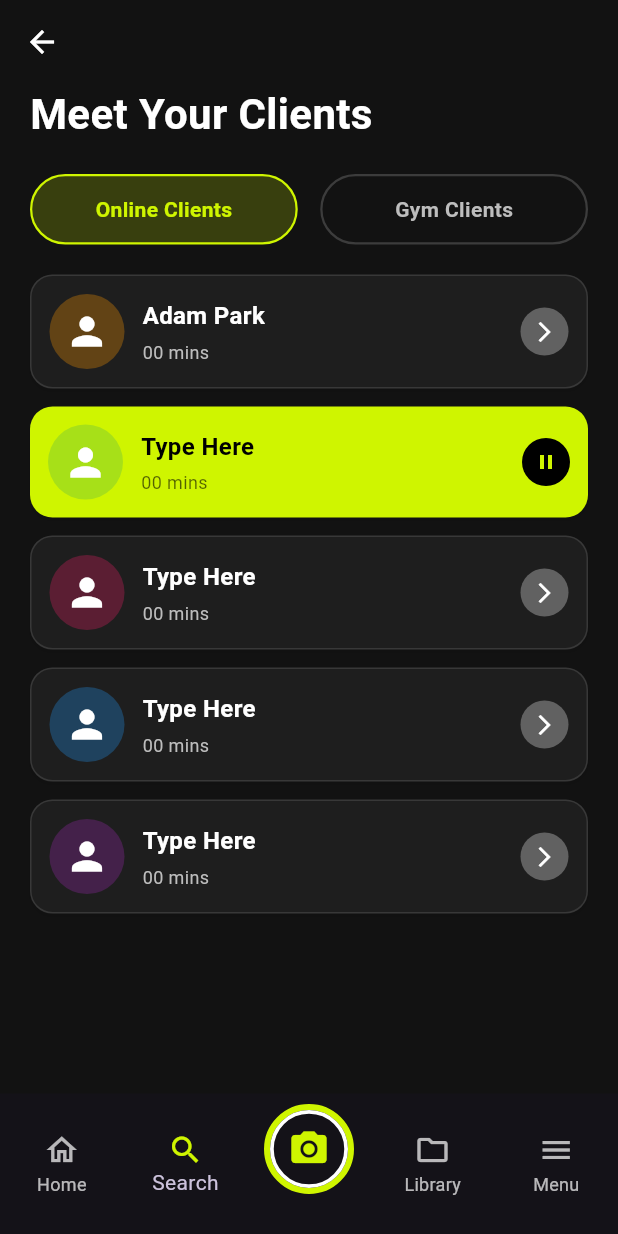
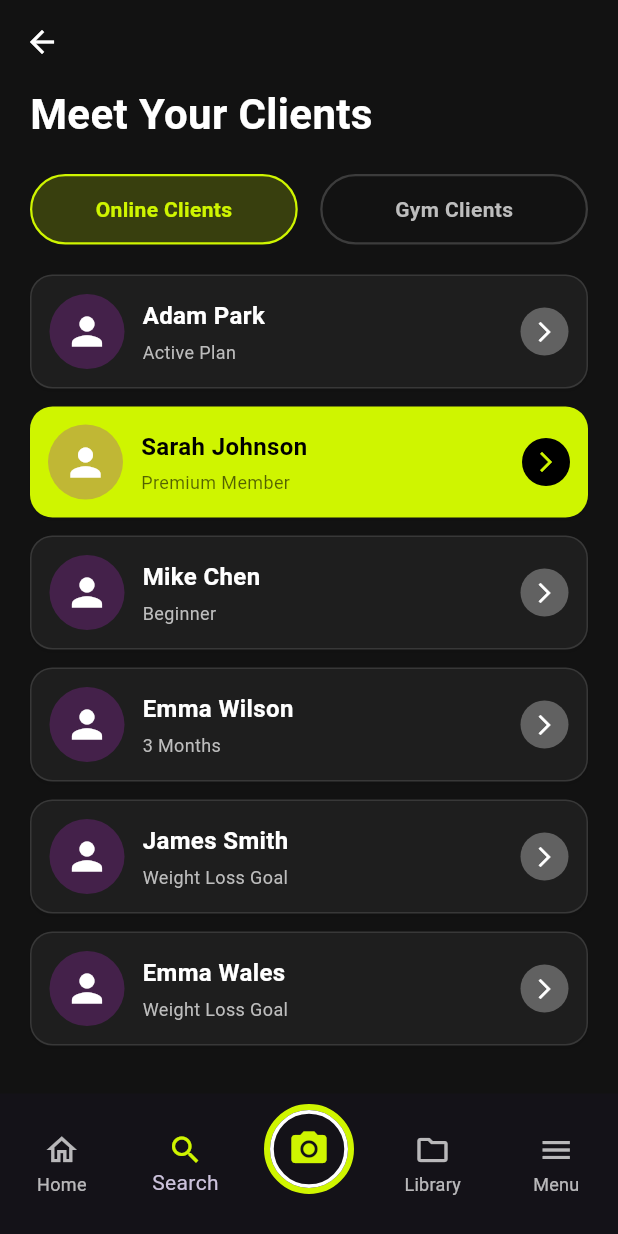
Before and after one commit to REPZ-AR/repz-ar, a Flutter app: the screen it shows after launch, item 2 of the bottom bar chosen, on a phone screen of 412 x 824 dp. Run offline on Flutter 3.47's test engine with Material 3 defaults, Android fonts, the phone set to English and light mode, and no system bars; our stand-ins replace camera; missing offline and left inert: google_mlkit_commons, google_mlkit_object_detection, google_mlkit_pose_detection.

Commit message:
Refactor Code

```diff
--- a/repz/lib/views/client_management.dart
+++ b/repz/lib/views/client_management.dart
@@ -131,9 +131,9 @@ class _ClientManagementPageState extends State<ClientManagementPage> {
                 // First Client - Adam Park
                 _buildClientCard(
                   name: 'Adam Park',
-                  time: '00 mins',
+                  subtitle: 'Active Plan',
                   isHighlighted: false,
-                  avatarColor: Colors.orange,
+                  avatarColor: Colors.purple,
                   cardColor: cardColor,
                   textColor: textColor,
                   secondaryTextColor: secondaryTextColor,
@@ -143,10 +143,10 @@ class _ClientManagementPageState extends State<ClientManagementPage> {
 
                 // Second Client - Highlighted
                 _buildClientCard(
-                  name: 'Type Here',
-                  time: '00 mins',
+                  name: 'Sarah Johnson',
+                  subtitle: 'Premium Member',
                   isHighlighted: true,
-                  avatarColor: Colors.green,
+                  avatarColor: Colors.purple,
                   cardColor: cardColor,
                   textColor: textColor,
                   secondaryTextColor: secondaryTextColor,
@@ -156,10 +156,10 @@ class _ClientManagementPageState extends State<ClientManagementPage> {
 
                 // Remaining Clients
                 _buildClientCard(
-                  name: 'Type Here',
-                  time: '00 mins',
+                  name: 'Mike Chen',
+                  subtitle: 'Beginner',
                   isHighlighted: false,
-                  avatarColor: Colors.pink,
+                  avatarColor: Colors.purple,
                   cardColor: cardColor,
                   textColor: textColor,
                   secondaryTextColor: secondaryTextColor,
@@ -168,10 +168,10 @@ class _ClientManagementPageState extends State<ClientManagementPage> {
                 const SizedBox(height: 12),
 
                 _buildClientCard(
-                  name: 'Type Here',
-                  time: '00 mins',
+                  name: 'Emma Wilson',
+                  subtitle: '3 Months',
                   isHighlighted: false,
-                  avatarColor: Colors.blue,
+                  avatarColor: Colors.purple,
                   cardColor: cardColor,
                   textColor: textColor,
                   secondaryTextColor: secondaryTextColor,
@@ -180,8 +180,20 @@ class _ClientManagementPageState extends State<ClientManagementPage> {
                 const SizedBox(height: 12),
 
                 _buildClientCard(
-                  name: 'Type Here',
-                  time: '00 mins',
+                  name: 'James Smith',
+                  subtitle: 'Weight Loss Goal',
+                  isHighlighted: false,
+                  avatarColor: Colors.purple,
+                  cardColor: cardColor,
+                  textColor: textColor,
+                  secondaryTextColor: secondaryTextColor,
+                  accentColor: accentColor,
+                ),
+                const SizedBox(height: 12),
+
+                _buildClientCard(
+                  name: 'Emma Wales',
+                  subtitle: 'Weight Loss Goal',
                   isHighlighted: false,
                   avatarColor: Colors.purple,
                   cardColor: cardColor,
@@ -199,7 +211,7 @@ class _ClientManagementPageState extends State<ClientManagementPage> {
 
   Widget _buildClientCard({
     required String name,
-    required String time,
+    required String subtitle,
     required bool isHighlighted,
     required Color avatarColor,
     required Color cardColor,
@@ -237,7 +249,7 @@ class _ClientManagementPageState extends State<ClientManagementPage> {
           ),
           const SizedBox(width: 12),
 
-          // Name and Time
+          // Name and Subtitle
           Expanded(
             child: Column(
               crossAxisAlignment: CrossAxisAlignment.start,
@@ -252,7 +264,7 @@ class _ClientManagementPageState extends State<ClientManagementPage> {
                 ),
                 const SizedBox(height: 4),
                 Text(
-                  time,
+                  subtitle,
                   style: TextStyle(
                     fontSize: 12,
                     color: isHighlighted
@@ -264,7 +276,7 @@ class _ClientManagementPageState extends State<ClientManagementPage> {
             ),
           ),
 
-          // Action Button
+          // Action Button - Always shows arrow
           Container(
             padding: const EdgeInsets.all(8),
             decoration: BoxDecoration(
@@ -274,7 +286,7 @@ class _ClientManagementPageState extends State<ClientManagementPage> {
               shape: BoxShape.circle,
             ),
             child: Icon(
-              isHighlighted ? Icons.pause : Icons.arrow_forward_ios,
+              Icons.arrow_forward_ios,
               color: isHighlighted ? accentColor : Colors.white,
               size: 16,
             ),
```
